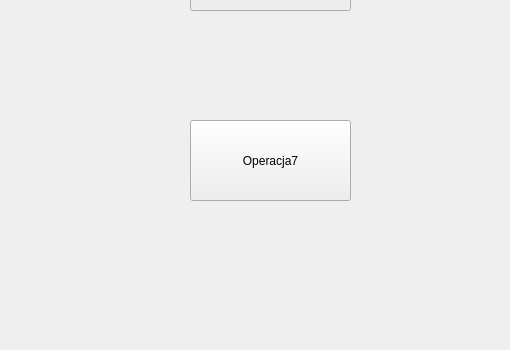
First picture: the form in UI/Menu.ui, repository lukaszbladziak5/ICalcThis, before the edit; both pictures show x 0 to 510 and y 450 to 800 of the 1200 by 800 pixel window.
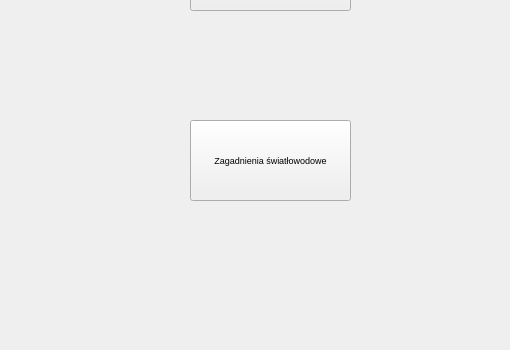
Second picture: the form after the edit.

Diff of the .ui file:
```diff
--- a/UI/Menu.ui
+++ b/UI/Menu.ui
@@ -151,8 +151,13 @@
       <height>81</height>
      </rect>
     </property>
+    <property name="font">
+     <font>
+      <pointsize>7</pointsize>
+     </font>
+    </property>
     <property name="text">
-     <string>Operacja7</string>
+     <string>Zagadnienia światłowodowe</string>
     </property>
    </widget>
    <widget class="QPushButton" name="operacja_8">
```
Left out of the diff: 2 changed lines with no effect on the pictures.
